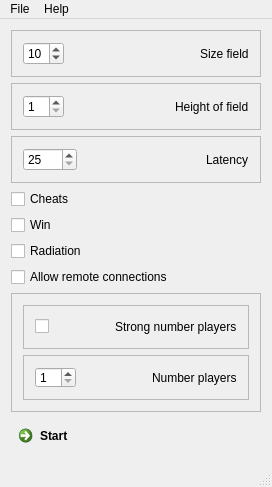
Old version of the form ServerGui/mainwindow.ui in the repository anonymouse1/Labyrus.
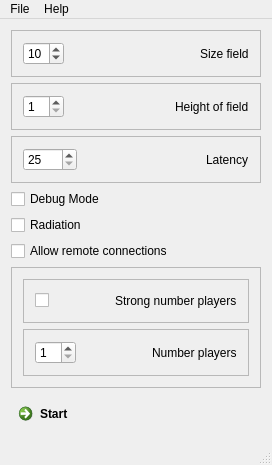
New version of the form.

Commit message: Debug mode

The edit to the form file:
```diff
--- a/ServerGui/mainwindow.ui
+++ b/ServerGui/mainwindow.ui
@@ -150,14 +150,7 @@
     <item>
      <widget class="QCheckBox" name="cheats">
       <property name="text">
-       <string>Cheats</string>
-      </property>
-     </widget>
-    </item>
-    <item>
-     <widget class="QCheckBox" name="win">
-      <property name="text">
-       <string>Win</string>
+       <string>Debug Mode</string>
       </property>
      </widget>
     </item>
```
Left out of the diff: 2 changed lines with no effect on the pictures. The commit also changes 6 other files.
